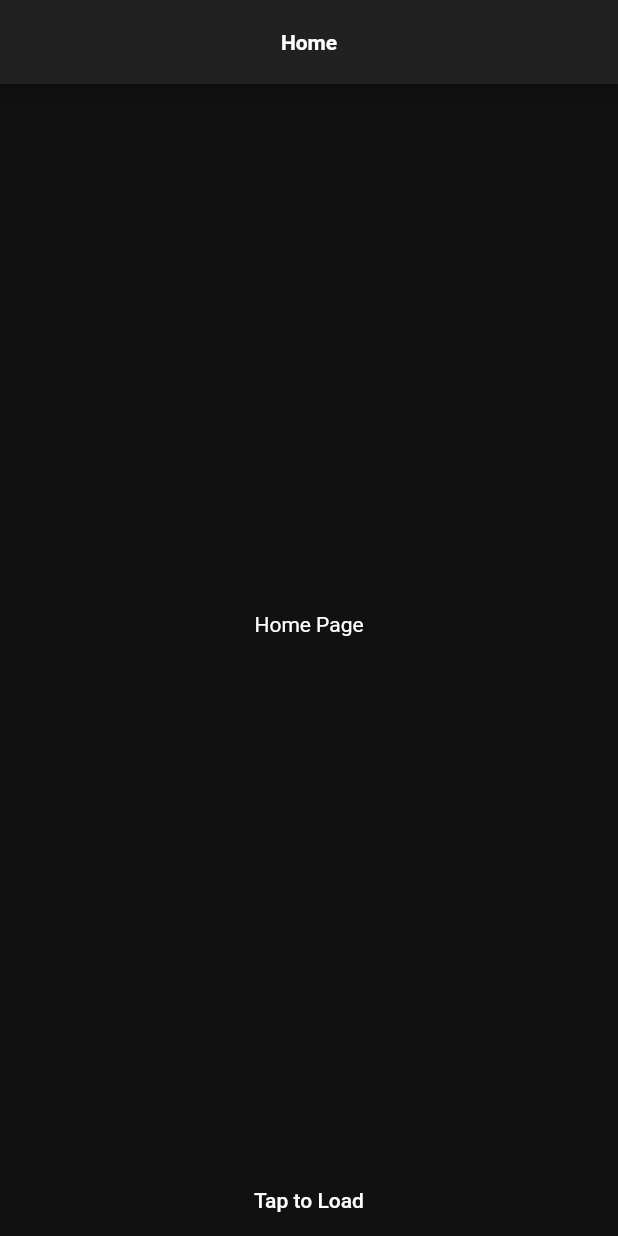
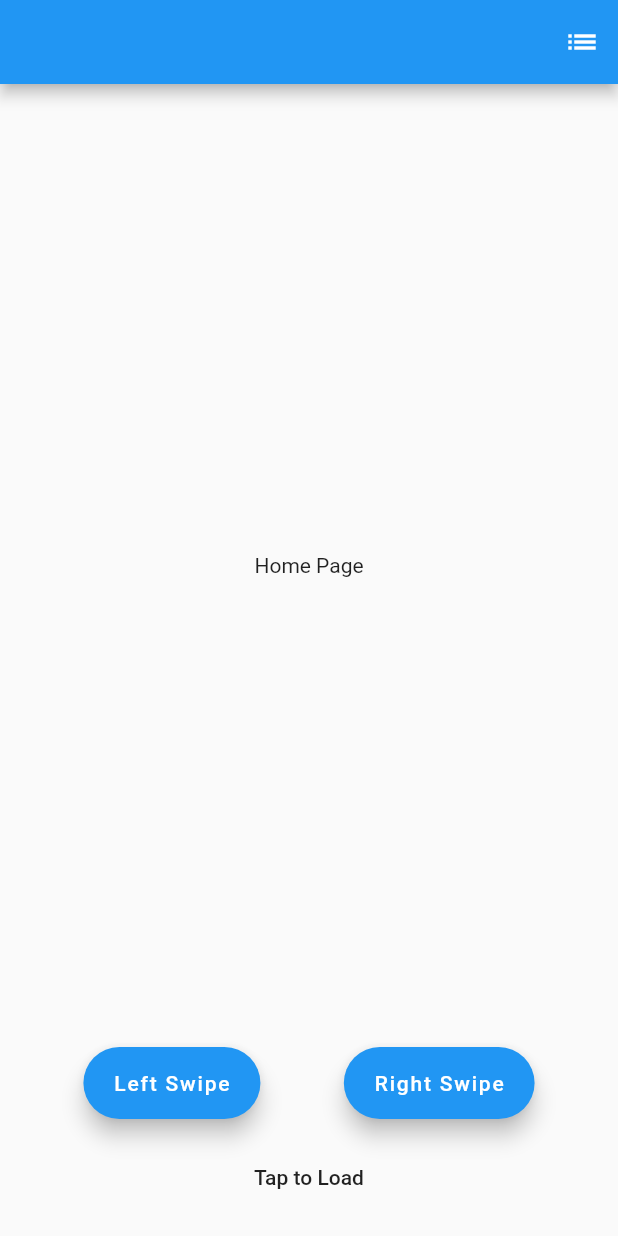
Before and after one commit to Kaustubhgokhaleangelbroking/Carousel, a Flutter app: the screen it shows after launch, on a phone screen of 412 x 824 dp. Run offline on Flutter 3.47's test engine with Material 2 defaults, Android fonts, the phone set to English and light mode, and no system bars; our stand-ins replace bloc, flutter_bloc; missing offline and left inert: swipeable_card; accounts and stored records are empty.

```diff
--- a/lib/Data/data source/user_data_remote_source.dart
+++ b/lib/Data/data source/user_data_remote_source.dart
@@ -1,8 +1,5 @@
-// import 'package:Carousel/data/models/results.dart';
 import '../../network/api_client_endpoint.dart';
-
 import '../../data/models/carousel.dart';
-
 import '../../network/api_client.dart';
 
 class UserDataRemoteSource {
@@ -12,7 +9,7 @@ class UserDataRemoteSource {
     client = ApiClient();
   }
 
-  Future<Carousel> getUserData({int count = 5}) async {
+  Future<Carousel> getUserData({int count = 1}) async {
     print('${ApiEndPoint.randomUserList}$count');
     Map<String, dynamic> jsonData =
         await client.get('${ApiEndPoint.randomUserList}$count');
--- a/lib/Presentation/apps/app.dart
+++ b/lib/Presentation/apps/app.dart
@@ -1,18 +1,16 @@
-// import '../entity/card.dart';
-import '../journey/home/home.dart';
 import 'package:flutter/material.dart';
 import 'package:flutter/services.dart';
 
-class App extends StatelessWidget {
+import '../journey/home/home.dart';
+
+class MyApps extends StatelessWidget {
   @override
   Widget build(BuildContext context) {
     SystemChrome.setEnabledSystemUIOverlays([]);
 
     return MaterialApp(
         debugShowCheckedModeBanner: false,
-        theme: ThemeData.dark().copyWith(
-          scaffoldBackgroundColor: Color(0xFF111111),
-        ),
+
         home: Home());
   }
 }
--- a/lib/Presentation/journey/home/home.dart
+++ b/lib/Presentation/journey/home/home.dart
@@ -1,6 +1,10 @@
+import 'package:Carousel/presentation/widget/card_bloc/card_bloc.dart';
 import 'package:flutter/material.dart';
 import 'package:flutter_bloc/flutter_bloc.dart';
-// import 'package:swipeable_card/swipeable_card.dart';
+import 'package:swipeable_card/swipeable_card.dart';
+
+// import '../../screens/favourite.dart';
+import '../../entity/card.dart';
 import '../../widget/list_bloc/list_bloc.dart';
 
 class Home extends StatefulWidget {
@@ -10,25 +14,34 @@ class Home extends StatefulWidget {
 
 class _HomeState extends State<Home> {
   ListBloc listBloc;
+  CardBloc cardBloc;
 
   @override
   void initState() {
     super.initState();
     listBloc = ListBloc();
+    cardBloc = CardBloc();
   }
 
   @override
   void dispose() {
     listBloc.close();
+    cardBloc.close();
     super.dispose();
   }
 
   @override
   Widget build(BuildContext context) {
     return SafeArea(
-      bottom: false,
       child: Scaffold(
-        appBar: _appBar(),
+        appBar: AppBar(
+          actions: <Widget>[
+            IconButton(
+              icon: const Icon(Icons.list),
+              onPressed: pushSaved,
+            ),
+          ],
+        ),
         body: Column(
           mainAxisAlignment: MainAxisAlignment.center,
           crossAxisAlignment: CrossAxisAlignment.stretch,
@@ -44,47 +57,40 @@ class _HomeState extends State<Home> {
                         child: CircularProgressIndicator(),
                       );
                     } else if (state is ListSuccess) {
-                      return ListView(
+                      var lstate = state.carousel.results[0];
+                      return Stack(
                         children: [
-                          Text(
-                            state.carousel.results[4].name.first,
-                            textAlign: TextAlign.center,
-                            style: TextStyle(fontSize: 30),
-                          )
+                          SwipeableWidget(
+                            //      child: SingleChildScrollView(
+                            child: Column(
+                              mainAxisAlignment: MainAxisAlignment.center,
+                              children: [
+                                CardExample(
+                                  imageUUrl: lstate.picture.medium,
+                                  name: '${lstate.name.title}.' +
+                                      ' ' +
+                                      '${lstate.name.first}' +
+                                      ' ' +
+                                      '${lstate.name.last}',
+                                  address:
+                                      // '${state.carousel.results[0].location.street.name},' +
+                                      // '' +
+                                      '${lstate.location.city},' +
+                                          ' ' +
+                                          '${lstate.location.state},' +
+                                          ' ' +
+                                          '${lstate.location.country}',
+                                  phone: state.carousel.results[0].phone,
+                                ),
+                              ],
+                            ),
+                            onLeftSwipe: () => swipeLeft(),
+                            onRightSwipe: () => swipeRight(lstate),
+                            nextCards: [],
+                          ),
                         ],
                       );
-                      /*
-                      ListView(
-                        children: [
-                          Text(
-                            state.carousel.results[2].name.first,
-                            textAlign: TextAlign.center,
-                            style: TextStyle(fontSize: 30),
-                          )
-                        ],
-                      );
-                      ListView.builder(
-                        padding: const EdgeInsets.all(8),
-                        itemCount: 1,
-                        itemBuilder: (BuildContext context, int index) {
-                          return Text(
-                            state.carousel.results[2].location.postcode
-                                .toString(),
-                            textAlign: TextAlign.center,
-                            style: TextStyle(fontSize: 30),
-                          );
-                        },
-                      );
-                      Text(
-                        state.carousel.results[2].name.first,
-                        textAlign: TextAlign.center,
-                        style: TextStyle(fontSize: 30),
-
-                        user journey
-                        screen group of modules
-                        eg home functionality goes in home
-
-                      );*/
+                      //       );
                     } else {
                       return Text(
                         "Home Page",
@@ -94,6 +100,31 @@ class _HomeState extends State<Home> {
                   },
                 ),
               ),
+            ),
+
+            Row(
+              mainAxisAlignment: MainAxisAlignment.spaceEvenly,
+              children: [
+                FloatingActionButton.extended(
+                  label: Text(
+                    'Left Swipe',
+                    textAlign: TextAlign.center,
+                  ),
+                  onPressed: () {
+                    swipeLeft();
+                  },
+                ),
+                FloatingActionButton.extended(
+                  label: Text(
+                    'Right Swipe',
+                    textAlign: TextAlign.center,
+                  ),
+                  onPressed: () {},
+                )
+              ],
+            ),
+            SizedBox(
+              height: 15,
             ),
             FlatButton(
               onPressed: () {
@@ -106,89 +137,27 @@ class _HomeState extends State<Home> {
             ),
 
             // add flat button to send and incremented count to data source through bloc which goest to result
+            SizedBox(
+              height: 15,
+            ),
           ],
         ),
       ),
     );
   }
 
-  AppBar _appBar() {
-    return AppBar(
-      centerTitle: true,
-      automaticallyImplyLeading: false,
-      title: Text(
-        "Home",
-        style: Theme.of(context)
-            .textTheme
-            .bodyText2
-            .copyWith(fontWeight: FontWeight.w600),
-      ),
+  void swipeLeft() {
+    print("left");
+    listBloc.add(ListFetchEvent());
+  }
+
+  void swipeRight(lState) {
+    print("add to favourite");
+    cardBloc.add(
+      CardSwapEvent(swapE: lState),
     );
+    // call card bloc to do set state and add it to favourite card dech
   }
 }
 
-// if (currentCardIndex < cards.length)
-//   SwipeableWidget(
-//     key: ObjectKey(currentCardIndex),
-//     child: cards[currentCardIndex],
-//     onLeftSwipe: () => swipeLeft(),
-//     onRightSwipe: () => swipeRight(),
-//     nextCards: <Widget>[
-//       if (!(currentCardIndex + 1 >= cards.length))
-//         Align(
-//           alignment: Alignment.center,
-//           child: cards[currentCardIndex + 1],
-//         ),
-//     ],
-//   )
-// else
-//   Center(
-//     child: FlatButton(
-//       child: Text("Reset deck"),
-//       onPressed: () => setState(() => currentCardIndex = 0),
-//     ),
-//   ),
-
-// if (currentCardIndex < cards.length)
-//   cardControllerRow(_cardController),
-
-//     );
-
-// void swipeLeft(var a) {
-//   print("left");
-//   Text(a);
-
-//   setState(() => currentCardIndex++);
-// }
-
-// void swipeRight(var a) {
-//   print("right");
-//   Text(a);
-//   setState(() => currentCardIndex++);
-// }
-
-// void swipeTop() {
-//   print("top");
-//   setState(() => currentCardIndex++);
-// }
-
-// void swipeBottom() {
-//   print("top");
-//   setState(() => currentCardIndex++);
-// }
-
-// Widget cardControllerRow(SwipeableWidgetController cardController) {
-//   return Row(
-//     mainAxisAlignment: MainAxisAlignment.spaceAround,
-//     children: <Widget>[
-//       FlatButton(
-//         child: Text("Left"),
-//         onPressed: () => cardController.triggerSwipeLeft(),
-//       ),
-//       FlatButton(
-//         child: Text("Right"),
-//         onPressed: () => cardController.triggerSwipeRight(),
-//       ),
-//     ],
-//   );
-// }
+pushSaved() {}
--- /dev/null
+++ b/lib/Presentation/widget/card_bloc/card_event.dart
@@ -0,0 +1,10 @@
+part of 'card_bloc.dart';
+
+@immutable
+abstract class CardEvent {}
+
+class CardSwapEvent extends CardEvent {
+  final Results swapE;
+
+  CardSwapEvent({@required this.swapE});
+}
--- /dev/null
+++ b/lib/Presentation/widget/card_bloc/card_state.dart
@@ -0,0 +1,14 @@
+part of 'card_bloc.dart';
+
+@immutable
+abstract class CardState {}
+
+class CardInitial extends CardState {}
+
+class CardSwappingState extends CardState {}
+
+class CardSwapState extends CardState {
+  final Results swapS;
+
+  CardSwapState({this.swapS});
+}
--- a/lib/domain/usecase/user_use_case.dart
+++ b/lib/domain/usecase/user_use_case.dart
@@ -1,7 +1,5 @@
 import '../../data/models/carousel.dart';
-
 import '../../data/repository/repository.dart';
-
 import '../../domain/repository/repository.dart';
 
 class UserUseCase {
--- a/lib/main.dart
+++ b/lib/main.dart
@@ -1,7 +1,9 @@
 import 'package:flutter/material.dart';
 import 'package:flutter/services.dart';
 
-import 'presentation/apps/app.dart';
+import './presentation/apps/app.dart';
+
+// import 'package:english_words/english_words.dart';
 
 void main() {
   runApp(MyApp());
@@ -14,81 +16,9 @@ class MyApp extends StatelessWidget {
 
     return MaterialApp(
         debugShowCheckedModeBanner: false,
-        theme: ThemeData.dark().copyWith(
-          scaffoldBackgroundColor: Color(0xFF111111),
-        ),
-        home: App());
+        // theme: ThemeData.dark().copyWith(
+        //   scaffoldBackgroundColor: Color(0xFF111111),
+        // ),
+        home: MyApps());
   }
 }
-
-// class App extends StatefulWidget {
-//   App({Key key}) : super(key: key);
-
-//   @override
-//   _AppState createState() => _AppState();
-// }
-
-// class _AppState extends State<App> {
-//   // final carouselRepository = CarouselRepository(); //usecase r-d-u
-//   Future<Carousel> futureCarousel;
-//   UserUseCase userCase;
-//   UserDataRemoteSource userDataRemoteSource;
-
-//   @override
-//   void initState() {
-//     super.initState();
-//     userDataRemoteSource = UserDataRemoteSource();
-//     futureCarousel = callData();
-//   }
-
-//   @override
-//   Widget build(BuildContext context) {
-//     return Scaffold(
-//       appBar: AppBar(
-//         title: Text('Test'),
-//       ),
-//       // body: Text('data'),
-
-//       body: Center(
-//         child: FutureBuilder<Carousel>(
-//           future: futureCarousel,
-//           builder: (context, snapshot) {
-//             if (snapshot.hasData) {
-//               return Text(
-//                 snapshot.data.results[2].name.first,
-//                 style: TextStyle(fontSize: 30),
-//               );
-//             } else if (snapshot.hasError) {
-//               return Text("${snapshot.error}");
-//             }
-//             return CircularProgressIndicator();
-//           },
-//         ),
-//       ),
-//     );
-//   }
-
-//   Future<Carousel> callData() async {
-//     var a = await userDataRemoteSource.getUserData();
-//     return (a);
-//   }
-
-//   /*
-//     Future<Carousel> getUserData(/*{int count = 5}*/) async {
-//       Map<String, dynamic> jsonData = await client.get('${ApiEndPoint.baseUrl}');
-//       return Carousel.fromJson(jsonData);
-//     }
-
-//     Future<Carousel> callData() async {
-//       var a = await carouselRepository.getUserData();
-//       return (a);
-//     }
-//   }*/
-//   /*
-//   usecase to repo
-//   repo to data source
-//   data source to data client
-//   use of usecase
-//   */
-
-// }
--- a/lib/network/api_client_endpoint.dart
+++ b/lib/network/api_client_endpoint.dart
@@ -1,6 +1,5 @@
 abstract class ApiEndPoint {
   ApiEndPoint._();
   static const baseUrl = 'https://randomuser.me/api/';
-  // static const randomUserList = '?randomapi?result=';
   static const randomUserList = '?results=';
 }
--- a/pubspec.yaml
+++ b/pubspec.yaml
@@ -3,7 +3,7 @@ description: A new Flutter project.
 
 # The following line prevents the package from being accidentally published to
 # pub.dev using `pub publish`. This is preferred for private packages.
-publish_to: 'none' # Remove this line if you wish to publish to pub.dev
+publish_to: "none" # Remove this line if you wish to publish to pub.dev
 
 # The following defines the version and build number for your application.
 # A version number is three numbers separated by dots, like 1.2.43
@@ -25,6 +25,7 @@ dependencies:
     sdk: flutter
   bloc: ^6.1.1
   cupertino_icons: ^1.0.0
+  english_words: ^3.1.5
   flutter_bloc: ^6.1.1
   http: ^0.12.2
   kiwi: ^2.1.1
@@ -39,7 +40,6 @@ dev_dependencies:
 # following page: https://dart.dev/tools/pub/pubspec
 # The following section is specific to Flutter.
 flutter:
-
   # The following line ensures that the Material Icons font is
   # included with your application, so that you can use the icons in
   # the material Icons class.
```
Also changed, not shown: lib/Data/models/user.dart (deleted, +0 -84 lines), lib/Data/repository/repository.dart (+1 -19 lines), lib/Presentation/entity/card.dart (+165 -47 lines), lib/Presentation/entity/card_arrangement.dart (+9 -10 lines), lib/Presentation/screens/favourite.dart (added, +49 -0 lines), lib/Presentation/widget/card_bloc/card_bloc.dart (added, +27 -0 lines), pubspec.lock.
